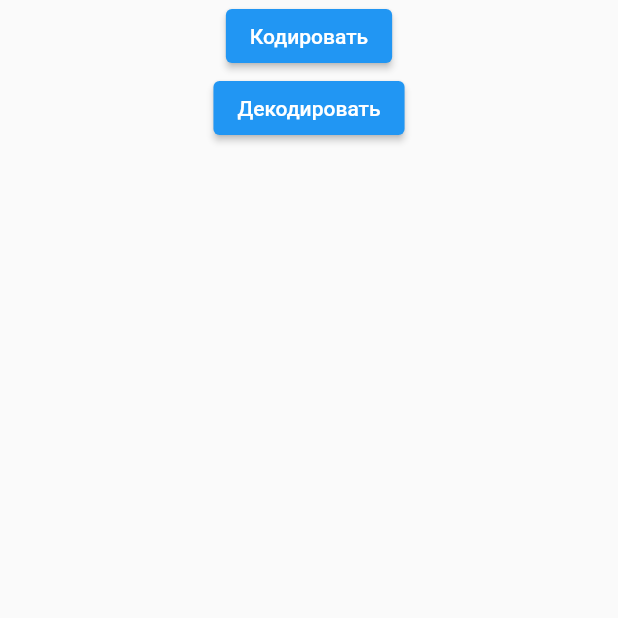
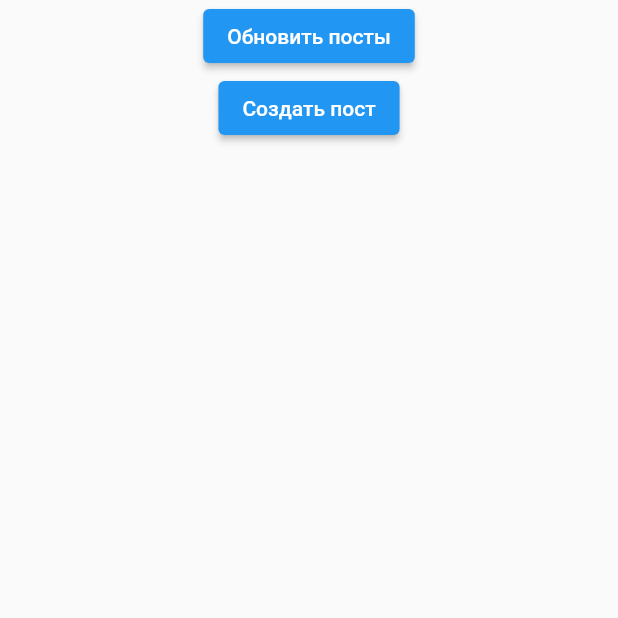
Before and after one commit to shoxruxFlutter/flutterLessons, a Flutter app: the screen it shows after launch, on a phone screen of 412 x 824 dp, the top half of it. Run offline on Flutter 3.47's test engine with Material 2 defaults, Android fonts, the phone set to English and light mode, and no system bars.

Commit message:
http request

```diff
--- /dev/null
+++ b/lib/http/domains/entity/post.dart
@@ -0,0 +1,21 @@
+import 'package:json_annotation/json_annotation.dart';
+
+part 'post.g.dart';
+
+@JsonSerializable()
+class Post {
+  @JsonKey(name: 'userId')
+  final int userID;
+  final int id;
+  final String title;
+  final String body;
+
+  Post(
+      {required this.userID,
+      required this.id,
+      required this.title,
+      required this.body});
+
+  factory Post.fromJson(Map<String, dynamic> json) => _$PostFromJson(json);
+  Map<String, dynamic> toJson() => _$PostToJson(this);
+}
--- /dev/null
+++ b/lib/http/widgets/app/http_request.dart
@@ -0,0 +1,16 @@
+import 'package:flutter/material.dart';
+
+import '../example/example.dart';
+
+class HttpRequest extends StatelessWidget {
+  const HttpRequest({super.key});
+
+  @override
+  Widget build(BuildContext context) {
+    return MaterialApp(
+      title: 'Http requests',
+      theme: ThemeData(primarySwatch: Colors.blue),
+      home: Example(),
+    );
+  }
+}
--- /dev/null
+++ b/lib/http/widgets/example/example.dart
@@ -0,0 +1,96 @@
+import 'package:flutter/material.dart';
+import 'package:flutter_lessons/http/widgets/example/example_model.dart';
+
+class Example extends StatefulWidget {
+  const Example({Key? key}) : super(key: key);
+
+  @override
+  _ExampleState createState() => _ExampleState();
+}
+
+class _ExampleState extends State<Example> {
+  final model = ExampleWidgetModel();
+
+  @override
+  Widget build(BuildContext context) {
+    return Scaffold(
+      body: SafeArea(
+        child: ExampleModelProvider(
+          model: model,
+          child: Column(
+            crossAxisAlignment: CrossAxisAlignment.center,
+            children: const [
+              _ReloadButton(),
+              _CreateButton(),
+              Expanded(
+                child: Padding(
+                  padding: EdgeInsets.symmetric(horizontal: 20),
+                  child: _PostsWidget(),
+                ),
+              ),
+            ],
+          ),
+        ),
+      ),
+    );
+  }
+}
+
+class _ReloadButton extends StatelessWidget {
+  const _ReloadButton({Key? key}) : super(key: key);
+
+  @override
+  Widget build(BuildContext context) {
+    return ElevatedButton(
+      onPressed: () => ExampleModelProvider.read(context)?.model.reloadPosts(),
+      child: const Text('Обновить посты'),
+    );
+  }
+}
+
+class _CreateButton extends StatelessWidget {
+  const _CreateButton({Key? key}) : super(key: key);
+
+  @override
+  Widget build(BuildContext context) {
+    return ElevatedButton(
+      onPressed: () => ExampleModelProvider.read(context)?.model.createPost(),
+      child: const Text('Создать пост'),
+    );
+  }
+}
+
+class _PostsWidget extends StatelessWidget {
+  const _PostsWidget({Key? key}) : super(key: key);
+
+  @override
+  Widget build(BuildContext context) {
+    return ListView.builder(
+      itemCount: ExampleModelProvider.watch(context)?.model.posts.length ?? 0,
+      itemBuilder: (BuildContext context, int index) {
+        return _PostsRowWidget(index: index);
+      },
+    );
+  }
+}
+
+class _PostsRowWidget extends StatelessWidget {
+  final int index;
+  const _PostsRowWidget({Key? key, required this.index}) : super(key: key);
+
+  @override
+  Widget build(BuildContext context) {
+    final post = ExampleModelProvider.read(context)!.model.posts[index];
+    return Column(
+      crossAxisAlignment: CrossAxisAlignment.start,
+      children: [
+        Text(post.id.toString()),
+        const SizedBox(height: 10),
+        Text(post.title),
+        const SizedBox(height: 10),
+        Text(post.body),
+        const SizedBox(height: 40),
+      ],
+    );
+  }
+}
--- /dev/null
+++ b/lib/http/widgets/example/example_model.dart
@@ -0,0 +1,54 @@
+import 'package:flutter/material.dart';
+
+import '../../domains/api_clients/api_client.dart';
+import '../../domains/entity/post.dart';
+
+class ExampleWidgetModel extends ChangeNotifier {
+  final apiClient = ApiClient();
+  var _posts = const <Post>[];
+
+  List<Post> get posts => _posts;
+
+  void reloadPosts() async {
+    _posts += await apiClient.getPosts();
+    notifyListeners();
+  }
+
+  void createPost() async {
+    final result = await apiClient.createPost(
+      title: 'test test1',
+      body: 'hdg fagsdjhfg jadgsfhjg',
+    );
+    print(result);
+  }
+}
+
+class ExampleModelProvider extends InheritedNotifier {
+  final ExampleWidgetModel model;
+
+  const ExampleModelProvider({
+    Key? key,
+    required this.model,
+    required Widget child,
+  }) : super(
+          key: key,
+          notifier: model,
+          child: child,
+        );
+
+  static ExampleModelProvider? watch(BuildContext context) {
+    return context.dependOnInheritedWidgetOfExactType<ExampleModelProvider>();
+  }
+
+  static ExampleModelProvider? read(BuildContext context) {
+    final widget = context
+        .getElementForInheritedWidgetOfExactType<ExampleModelProvider>()
+        ?.widget;
+    return widget is ExampleModelProvider ? widget : null;
+  }
+
+  @override
+  bool updateShouldNotify(ExampleModelProvider oldWidget) {
+    return true;
+  }
+}
--- a/lib/json_serializable.dart
+++ b/lib/json/example.dart
@@ -1,12 +1,12 @@
 import 'dart:convert';
 
 import 'package:flutter/material.dart';
-import 'package:flutter_lessons/example_data.dart';
+import 'package:flutter_lessons/json/example_data.dart';
 
 import 'human.dart';
 
-class JsonSerializable extends StatelessWidget {
-  const JsonSerializable({super.key});
+class Example extends StatelessWidget {
+  const Example({super.key});
 
   @override
   Widget build(BuildContext context) {
--- a/lib/example_data.dart
+++ b/lib/json/example_data.dart
@@ -1,5 +1,5 @@
-import 'package:flutter_lessons/address.dart';
-import 'package:flutter_lessons/human.dart';
+import 'package:flutter_lessons/json/address.dart';
+import 'package:flutter_lessons/json/human.dart';
 
 // class GetInfoResponse {
 //   final GetInfo response;
--- a/lib/main.dart
+++ b/lib/main.dart
@@ -1,24 +1,9 @@
 import 'package:flutter/material.dart';
-import 'package:flutter_lessons/json_serializable.dart';
+import 'http/widgets/app/http_request.dart';
+import 'json/json_serializable.dart';
 
 void main() {
-  runApp(const MyApp());
+  const http = HttpRequest();
+  const json = JsonSerializable();
+  runApp(http);
 }
-
-class MyApp extends StatelessWidget {
-  const MyApp({super.key});
-
-  // This widget is the root of your application.
-  @override
-  Widget build(BuildContext context) {
-    return MaterialApp(
-      title: 'Flutter Demo',
-      theme: ThemeData(
-        primarySwatch: Colors.blue,
-      ),
-      home: const Scaffold(
-        body: JsonSerializable(),
-      ),
-    );
-  }
-}
```
Also changed, not shown: lib/http/domains/api_clients/api_client.dart (added, +92 -0 lines), lib/json/json_serializable.dart (added, +16 -0 lines), lib/http/domains/entity/post.g.dart (added), lib/json/address.dart (renamed from lib/address.dart), lib/json/address.g.dart (renamed from lib/address.g.dart), lib/json/human.dart (renamed from lib/human.dart), lib/json/human.g.dart (renamed from lib/human.g.dart), pubspec.lock, 1 other file.
